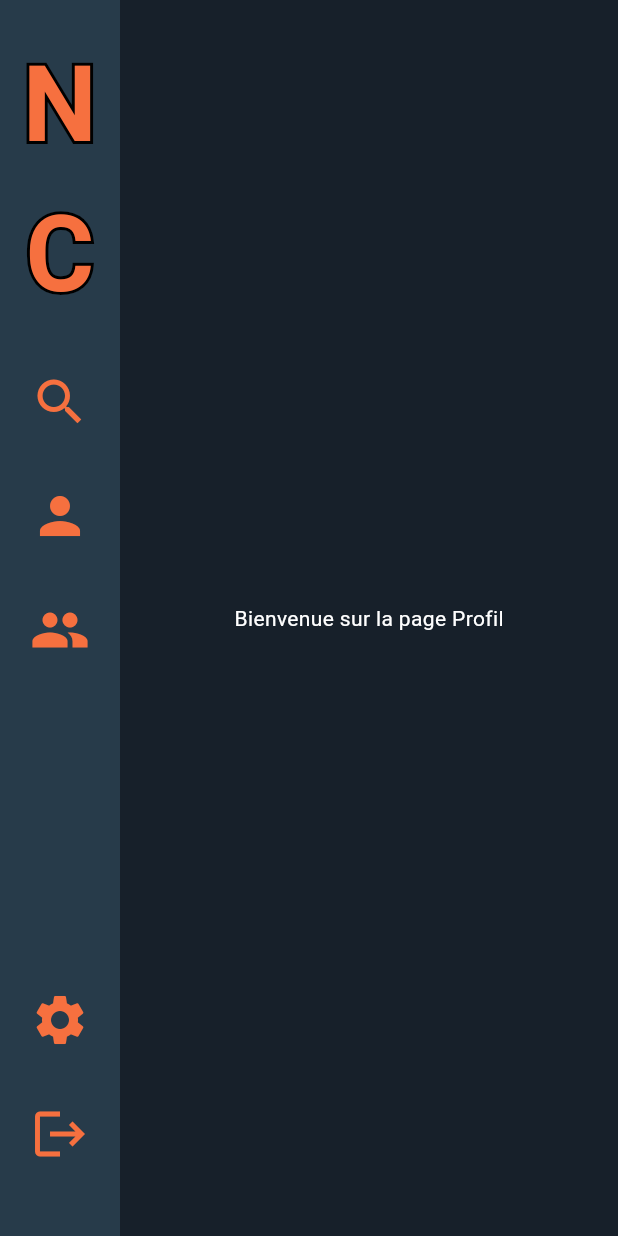
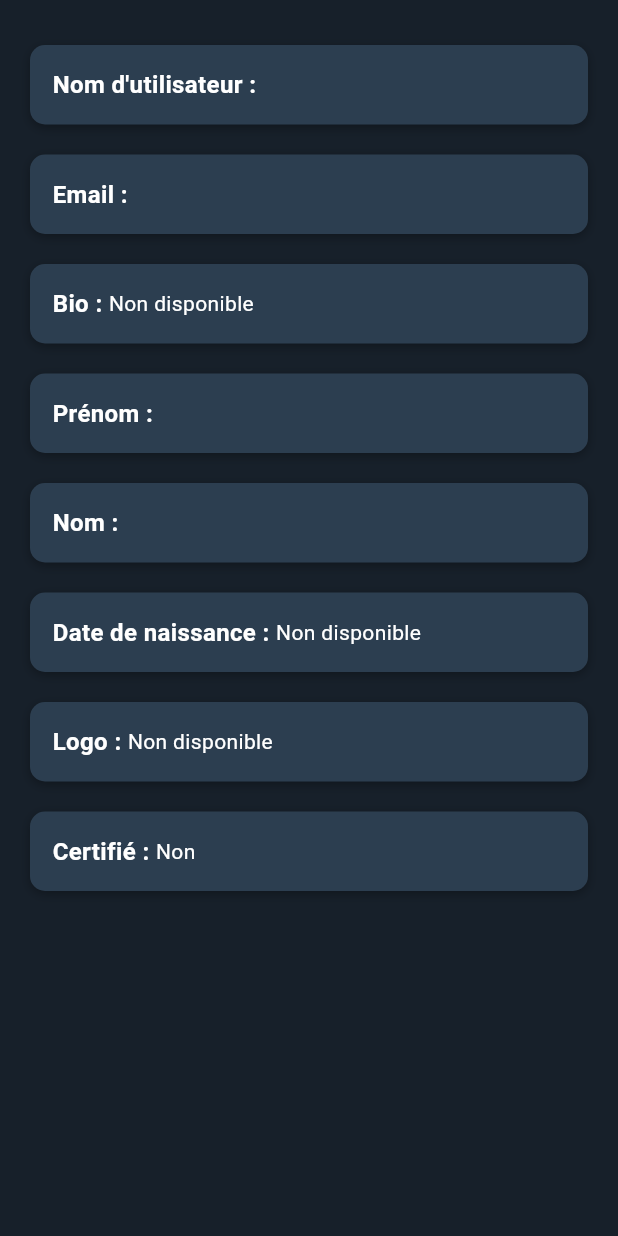
Before and after one commit to Evan-Duval/NoComment, a Flutter app: the ProfilePage screen opened directly, on a phone screen of 412 x 824 dp. Run offline on Flutter 3.47's test engine with Material 3 defaults, Android fonts, the phone set to English and light mode, and no system bars; drawn by our look-alikes of stroke_text; our stand-ins replace flutter_dotenv, google_fonts, shared_preferences; missing offline and left inert: dart:ffi; accounts and stored records are empty.

```diff
--- a/Flutter/no_comment_flutter/lib/pages/form_login.dart
+++ b/Flutter/no_comment_flutter/lib/pages/form_login.dart
@@ -1,3 +1,5 @@
+import 'dart:ffi';
+
 import 'package:flutter/material.dart';
 import 'dart:convert';
 import 'package:http/http.dart' as http;
@@ -5,7 +7,6 @@ import 'package:no_comment_flutter/pages/home.dart';
 import 'package:no_comment_flutter/pages/register.dart';
 import 'package:shared_preferences/shared_preferences.dart';
 import 'package:flutter_dotenv/flutter_dotenv.dart';
-
 
 class MyCustomForm extends StatefulWidget {
   const MyCustomForm({super.key});
@@ -18,12 +19,26 @@ class _MyCustomFormState extends State<MyCustomForm> {
   final TextEditingController _emailController = TextEditingController();
   final TextEditingController _passwordController = TextEditingController();
 
+  String? _username;
+  String? _firstName;
+  String? _lastName;
+  String? _email;
+  String? _birthday;
+  String? _logo;
+  String? _bio;
   String? _token;
   String? _errorMessage;
 
   Future<void> saveToken(String token) async {
     final prefs = await SharedPreferences.getInstance();
-    await prefs.setString('token', token);
+    if (_username != null) prefs.setString('username', _username!);
+    if (_firstName != null) prefs.setString('firstName', _firstName!);
+    if (_lastName != null) prefs.setString('lastName', _lastName!);
+    if (_email != null) prefs.setString('email', _email!);
+    if (_birthday != null) prefs.setString('birthday', _birthday!);
+    if (_logo != null) prefs.setString('logo', _logo!);
+    if (_bio != null) prefs.setString('bio', _bio!);
+
     print("Token sauvegardé : $token");
   }
 
@@ -48,8 +63,45 @@ class _MyCustomFormState extends State<MyCustomForm> {
 
       if (response.statusCode == 200) {
         final data = jsonDecode(response.body);
+
+        // Récupération des informations utilisateur
+        final userInfo = data['user_info'];
+        if (userInfo != null) {
+          _username = userInfo['username'];
+          _email = userInfo['email'];
+          _bio = userInfo['bio'];
+          _firstName = userInfo['first_name'];
+          _lastName = userInfo['last_name'];
+          _birthday = userInfo['birthday'];
+          _logo = userInfo['logo'];
+
+          print("Données utilisateur obtenues depuis l'API :");
+          print(
+              "Username : $_username, Email : $_email, Bio : $_bio, Prénom : $_firstName, Nom : $_lastName, Date de naissance : $_birthday, Logo : $_logo");
+
+          // Sauvegarde uniquement si les valeurs ne sont pas null
+          if (_username != null &&
+              _email != null &&
+              _bio != null &&
+              _firstName != null &&
+              _lastName != null &&
+              _birthday != null &&
+              _logo != null) {
+            final prefs = await SharedPreferences.getInstance();
+            await prefs.setString('username', _username!);
+            await prefs.setString('email', _email!);
+            await prefs.setString('bio', _bio!);
+            await prefs.setString('first_name', _firstName!);
+            await prefs.setString('last_name', _lastName!);
+            await prefs.setString('birthday', _birthday!);
+            await prefs.setString('logo', _logo!);
+            print("Données sauvegardées dans SharedPreferences");
+          } else {
+            print("Certaines données utilisateur sont null");
+          }
+        }
+
         _token = data['accessToken'];
-      print("Token reçu : $_token");
 
         final prefs = await SharedPreferences.getInstance();
         await prefs.setString('token', _token!);
@@ -61,7 +113,7 @@ class _MyCustomFormState extends State<MyCustomForm> {
         Navigator.push(
           context,
           MaterialPageRoute(
-          builder: (context) => const RegisterPage(),
+            builder: (context) => const HomePage(),
           ),
         );
       } else {
@@ -84,7 +136,6 @@ class _MyCustomFormState extends State<MyCustomForm> {
     );
   }
 
-
   @override
   Widget build(BuildContext context) {
     return Padding(
@@ -104,12 +155,8 @@ class _MyCustomFormState extends State<MyCustomForm> {
           Padding(
             padding: const EdgeInsets.only(top: 100),
             child: TextField(
-
               cursorColor: Color.fromRGBO(255, 255, 255, 0.8),
               controller: _emailController,
-
-
-
               style: TextStyle(
                 fontSize: 16,
                 fontWeight: FontWeight.bold,
@@ -139,7 +186,6 @@ class _MyCustomFormState extends State<MyCustomForm> {
             child: TextFormField(
               cursorColor: Color.fromRGBO(255, 255, 255, 0.8),
               controller: _passwordController,
-
               style: TextStyle(
                 fontSize: 16,
                 fontWeight: FontWeight.bold,
--- a/Flutter/no_comment_flutter/lib/pages/profile_page.dart
+++ b/Flutter/no_comment_flutter/lib/pages/profile_page.dart
@@ -1,41 +1,114 @@
 import 'package:flutter/material.dart';
-import 'package:no_comment_flutter/widget/navigation_sidebar.dart';
+import 'package:shared_preferences/shared_preferences.dart';
 
 class ProfilePage extends StatefulWidget {
-  const ProfilePage({super.key});
-
   @override
   _ProfilePageState createState() => _ProfilePageState();
 }
 
 class _ProfilePageState extends State<ProfilePage> {
-  Widget _currentScreen = const Center(
-    child: Text(
-      "Bienvenue sur la page Profil",
-      style: TextStyle(color: Colors.white),
-    ),
-  );
+  String? _username;
+  String? _email;
+  String? _bio;
+  String? _firstName;
+  String? _lastName;
+  String? _birthday;
+  String? _logo;
+  bool? _certified;
+
+  @override
+  void initState() {
+    super.initState();
+    _loadUserData();
+  }
+
+  Future<void> _loadUserData() async {
+    final prefs = await SharedPreferences.getInstance();
+
+    setState(() {
+      _username = prefs.getString('username');
+      _email = prefs.getString('email');
+      _bio = prefs.getString('bio');
+      _firstName = prefs.getString('first_name');
+      _lastName = prefs.getString('last_name');
+      _birthday = prefs.getString('birthday');
+      _logo = prefs.getString('logo');
+      _certified = prefs.getBool('certified');
+    });
+
+    print("Données chargées :");
+    print("Username : $_username");
+    print("Email : $_email");
+    print("Bio : $_bio");
+    print("Prénom : $_firstName");
+    print("Nom : $_lastName");
+    print("Date de naissance : $_birthday");
+    print("Logo : $_logo");
+    print("Certifié : $_certified");
+  }
 
   @override
   Widget build(BuildContext context) {
     return Scaffold(
       backgroundColor: const Color(0xFF17202A),
-      body: Row(
-        children: [
-          NavigationSidebar(
-            onNavigate: (newScreen) {
-              setState(() {
-                _currentScreen = newScreen;
-              });
-            },
-          ),
-          Expanded(
-            child: AnimatedSwitcher(
-              duration: const Duration(milliseconds: 300),
-              child: _currentScreen,
+      body: Padding(
+        padding: const EdgeInsets.symmetric(horizontal: 20.0, vertical: 20.0),
+        child: ListView(
+          children: [
+            _buildStyledContainer('Nom d\'utilisateur', _username),
+            _buildStyledContainer('Email', _email),
+            _buildStyledContainer('Bio', _bio),
+            _buildStyledContainer('Prénom', _firstName),
+            _buildStyledContainer('Nom', _lastName),
+            _buildStyledContainer('Date de naissance', _birthday),
+            _buildStyledContainer('Logo', _logo),
+            _buildStyledContainer(
+                'Certifié', _certified != null && _certified! ? 'Oui' : 'Non'),
+          ],
+        ),
+      ),
+    );
+  }
+
+  Widget _buildStyledContainer(String label, String? value) {
+    return Padding(
+      padding: const EdgeInsets.symmetric(vertical: 10.0),
+      child: Container(
+        padding: const EdgeInsets.all(15.0),
+        decoration: BoxDecoration(
+          color: const Color(0xFF2C3E50),
+          borderRadius: BorderRadius.circular(10.0),
+          boxShadow: [
+            BoxShadow(
+              color: Colors.black.withOpacity(0.3),
+              blurRadius: 5.0,
+              offset: const Offset(0, 2),
             ),
-          ),
-        ],
+          ],
+        ),
+        child: Row(
+          children: [
+            Text(
+              '$label : ',
+              style: const TextStyle(
+                color: Colors.white,
+                fontWeight: FontWeight.bold,
+                fontSize: 16,
+              ),
+            ),
+            Expanded(
+              child: Text(
+                value ?? 'Non disponible',
+                style: const TextStyle(
+                  color: Colors.white,
+                  fontSize: 14,
+                ),
+                overflow: TextOverflow.ellipsis,
+                maxLines: 2,
+              ),
+            ),
+          ],
+        ),
       ),
     );
   }
--- a/Flutter/no_comment_flutter/lib/widget/navigation_sidebar.dart
+++ b/Flutter/no_comment_flutter/lib/widget/navigation_sidebar.dart
@@ -1,7 +1,9 @@
 import 'package:flutter/material.dart';
 import 'package:google_fonts/google_fonts.dart';
 import 'package:no_comment_flutter/config/config.dart';
+import 'package:no_comment_flutter/pages/profile_page.dart';
 import 'package:stroke_text/stroke_text.dart';
+import 'package:no_comment_flutter/pages/form_login.dart';
 
 class NavigationSidebar extends StatelessWidget {
   final Function(Widget) onNavigate;
@@ -44,9 +46,7 @@ class NavigationSidebar extends StatelessWidget {
           }),
           const SizedBox(height: 20),
           _buildNavIcon(Icons.person, "Profil", () {
-            onNavigate(const Center(
-              child: Text('Page Profil', style: TextStyle(color: Colors.white)),
-            ));
+            onNavigate(ProfilePage());
           }),
           const SizedBox(height: 20),
           _buildNavIcon(Icons.group, "Groupe", () {
```
Also changed, not shown: 1 other file. Lines whose indentation alone changed are shown as unchanged.
